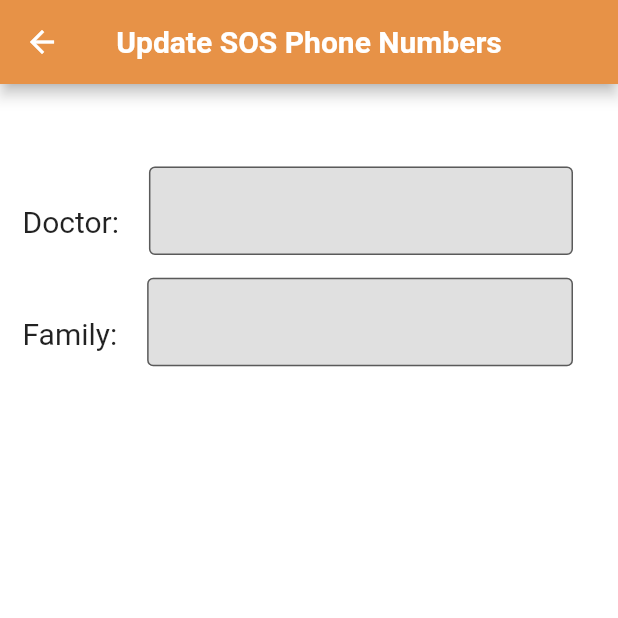
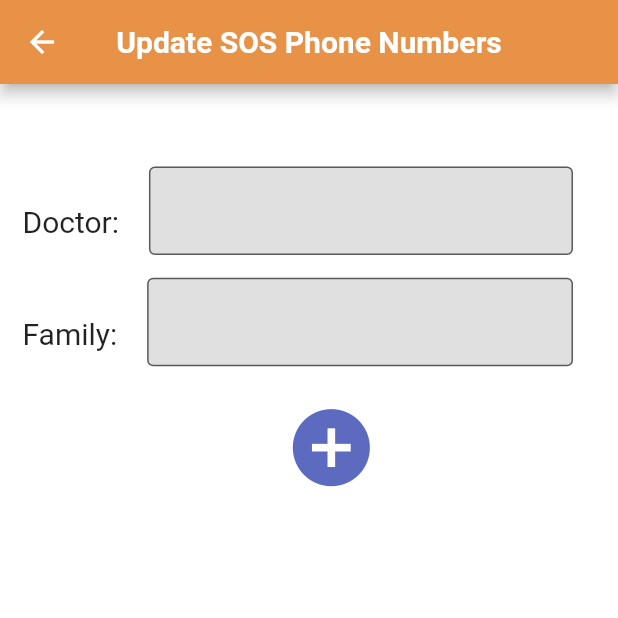
Before and after one commit to mohammedabbas2000/MedTrack, a Flutter app: the updateSOS screen opened by its route, on a phone screen of 412 x 824 dp, the top half of it. Run offline on Flutter 3.47's test engine with Material 2 defaults, Android fonts, the phone set to English and light mode, and no system bars; our stand-ins replace cloud_firestore, firebase_auth, firebase_core, geolocator, google_fonts, modal_progress_hud and 2 more; missing offline and left inert: dart:ffi, flutter_sms; accounts and stored records are empty.

Commit message:
finished feature

```diff
--- a/lib/updateSoS.dart
+++ b/lib/updateSoS.dart
@@ -8,6 +8,11 @@ import 'package:modal_progress_hud/modal_progress_hud.dart';
 import 'package:http/http.dart' as http;
 
 class updateSOS extends StatefulWidget {
+  static Map<String, field_w> numbers = {
+    'Doctor': field_w("Doctor"),
+    'Family': field_w("Family"),
+  };
+  updateSOS();
   @override
   State<updateSOS> createState() => _updateSOSState();
 }
@@ -19,8 +24,10 @@ Map<String, Color> _Colors = {
 };
 
 class _updateSOSState extends State<updateSOS> {
+  // updateSOS temp = new updateSOS();
   final _firestore = FirebaseFirestore.instance;
   final _auth = FirebaseAuth.instance;
+
   @override
   void initState() {
     // TODO: implement initState
@@ -28,32 +35,7 @@ class _updateSOSState extends State<updateSOS> {
     super.initState();
   }
 
-  Widget text_field_for_phone(String name) {
-    return Row(
-      children: [
-        Text(name + ": ", style: TextStyle(fontSize: 20)),
-        SizedBox(
-          width: 15,
-        ),
-        Expanded(
-          child: Container(
-            height: MediaQuery.of(context).size.height * 0.09,
-            width: MediaQuery.of(context).size.width * 0.95,
-            child: TextField(
-              decoration: InputDecoration(
-                  border: OutlineInputBorder(),
-                  fillColor: Colors.black12,
-                  filled: true),
-            ),
-          ),
-        ),
-        SizedBox(
-          width: 15,
-        ),
-      ],
-    );
-  }
-
+  void _update_widget(String key) {}
   @override
   Widget build(BuildContext context) {
     return Scaffold(
@@ -83,11 +65,88 @@ class _updateSOSState extends State<updateSOS> {
                 SizedBox(
                   height: 40,
                 ),
-                text_field_for_phone("Doctor"),
-                text_field_for_phone("Family")
+                for (var element in updateSOS.numbers.keys) ...[
+                  updateSOS.numbers[element.toString()] as Widget,
+                ],
+                IconButton(
+                  color: _Colors["blue"],
+                  onPressed: () {
+                    setState(() {
+                      updateSOS.numbers['phone' +
+                          (updateSOS.numbers.length + 2)
+                              .toString()] = field_w(
+                          'phone ' + (updateSOS.numbers.length + 1).toString());
+                      // text_field_for_phone(
+                      //     'phone' + (numbers.length + 2).toString());
+                    });
+                  },
+                  icon: Icon(
+                    Icons.add_circle,
+                    size: MediaQuery.of(context).size.width * 0.15,
+                  ),
+                )
               ],
             )),
       ),
     );
   }
 }
+
+class field_w extends StatefulWidget {
+  final String name;
+  var phone = "";
+  field_w(this.name);
+
+  @override
+  State<field_w> createState() => _field_wState();
+
+  getphone() {
+    return phone;
+  }
+
+  void setphone(var p) {
+    this.phone = p;
+  }
+
+  String getname() {
+    return name;
+  }
+}
+
+class _field_wState extends State<field_w> {
+  @override
+  Widget build(BuildContext context) {
+    return Row(
+      children: [
+        Text(widget.name + ": ", style: TextStyle(fontSize: 20)),
+        SizedBox(
+          width: 15,
+        ),
+        Expanded(
+          child: Container(
+            height: MediaQuery.of(context).size.height * 0.09,
+            width: MediaQuery.of(context).size.width * 0.95,
+            child: TextFormField(
+              initialValue: widget.phone,
+              onChanged: (value) {
+                setState(() {
+                  widget.phone = value;
+                });
+
+                //updateSOS.numbers.update(widget.name, (v) => new field_w(name));
+                // updateSOS.numbers
+              },
+              decoration: InputDecoration(
+                  border: OutlineInputBorder(),
+                  fillColor: Colors.black12,
+                  filled: true),
+            ),
+          ),
+        ),
+        SizedBox(
+          width: 15,
+        ),
+      ],
+    );
+  }
+}
```
Also changed, not shown: lib/medications.dart (+33 -4 lines).
